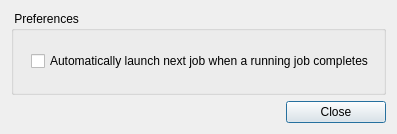
Above: gui/win_preferences.ui from lordmulder/Simple-x264-Launcher before the change. Below: the same form after it.
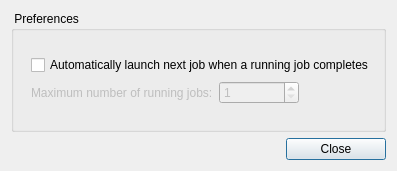
That is the form after the change. Icons and pictures are not drawn.

Commit message: Use the proper binary for help screen (32- vs. 64-Bit) + added "maximum job cont" option to preferences.

What changed in the file:
```diff
--- a/gui/win_preferences.ui
+++ b/gui/win_preferences.ui
@@ -9,8 +9,8 @@
    <rect>
     <x>0</x>
     <y>0</y>
-    <width>393</width>
-    <height>134</height>
+    <width>375</width>
+    <height>171</height>
    </rect>
   </property>
   <property name="windowTitle">
@@ -34,14 +34,49 @@
      <layout class="QVBoxLayout" name="verticalLayout_2">
       <item>
        <layout class="QGridLayout" name="gridLayout">
-        <item row="0" column="1">
-         <widget class="QCheckBox" name="checkRunNextJob">
+        <item row="1" column="1" colspan="2">
+         <widget class="QLabel" name="labelJobCount">
+          <property name="enabled">
+           <bool>false</bool>
+          </property>
           <property name="text">
-           <string>Automatically launch next job when a running job completes</string>
+           <string>Maximum number of running jobs:</string>
           </property>
          </widget>
         </item>
-        <item row="0" column="0">
+        <item row="1" column="3">
+         <widget class="QSpinBox" name="spinBoxJobCount">
+          <property name="enabled">
+           <bool>false</bool>
+          </property>
+          <property name="minimumSize">
+           <size>
+            <width>80</width>
+            <height>0</height>
+           </size>
+          </property>
+          <property name="minimum">
+           <number>1</number>
+          </property>
+          <property name="maximum">
+           <number>16</number>
+          </property>
+         </widget>
+        </item>
+        <item row="0" column="5" rowspan="2">
+         <spacer name="horizontalSpacer_3">
+          <property name="orientation">
+           <enum>Qt::Horizontal</enum>
+          </property>
+          <property name="sizeHint" stdset="0">
+           <size>
+            <width>1024</width>
+            <height>20</height>
+           </size>
+          </property>
+         </spacer>
+        </item>
+        <item row="0" column="0" rowspan="2">
          <spacer name="horizontalSpacer_2">
           <property name="orientation">
            <enum>Qt::Horizontal</enum>
@@ -57,6 +92,26 @@
           </property>
          </spacer>
         </item>
+        <item row="1" column="4">
+         <spacer name="horizontalSpacer_4">
+          <property name="orientation">
+           <enum>Qt::Horizontal</enum>
+          </property>
+          <property name="sizeHint" stdset="0">
+           <size>
+            <width>0</width>
+            <height>20</height>
+           </size>
+          </property>
+         </spacer>
+        </item>
+        <item row="0" column="1" colspan="4">
+         <widget class="QCheckBox" name="checkRunNextJob">
+          <property name="text">
+           <string>Automatically launch next job when a running job completes</string>
+          </property>
+         </widget>
+        </item>
        </layout>
       </item>
      </layout>
```
Left out of the diff: 37 changed lines with no effect on the pictures. The commit also changes 7 other files.
